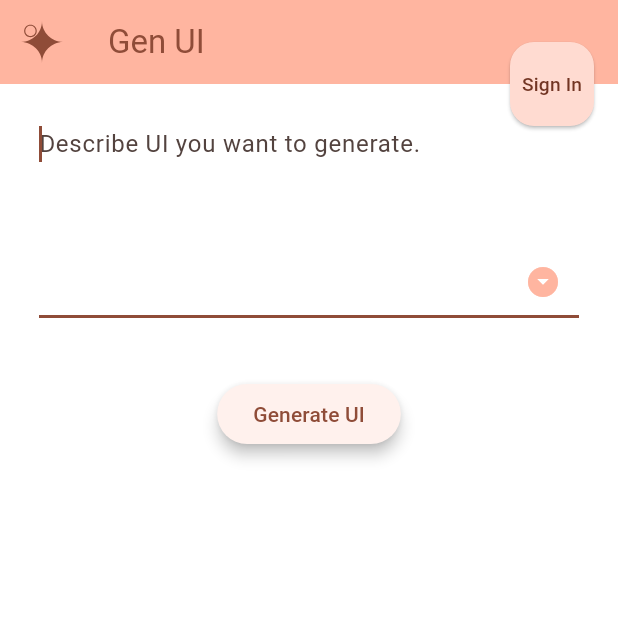
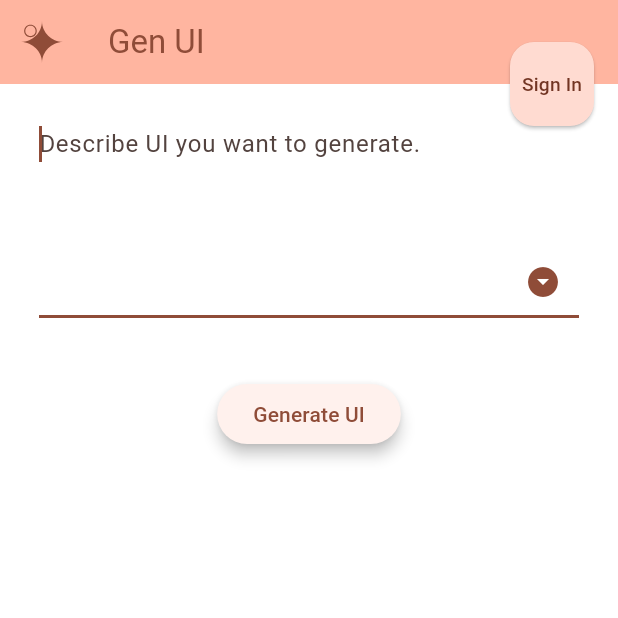
Before and after one commit to polina-c/genui-panel, a Flutter app: the SidebarScreen screen opened by its route, on a phone screen of 412 x 824 dp, the top half of it. Run offline on Flutter 3.47's test engine with Material 3 defaults, Android fonts, the light colour scheme and no system bars; our stand-ins replace flutter_svg, google_sign_in, web; missing offline and left inert: dart:js_interop; statements that could not run were skipped.

Commit message:
Update _prompt_input.dart

```diff
--- a/ui/lib/screens/sidebar/_prompt_input.dart
+++ b/ui/lib/screens/sidebar/_prompt_input.dart
@@ -44,7 +44,7 @@ class _ExampleDropdown extends StatelessWidget {
     return PopupMenuButton<int>(
       tooltip: 'Select example',
       icon: const Icon(Icons.arrow_drop_down_circle),
-      iconColor: Theme.of(context).colorScheme.inversePrimary,
+      iconColor: Theme.of(context).colorScheme.primary,
       itemBuilder: (BuildContext context) {
         return promptExamples.asMap().entries.map((e) {
           return PopupMenuItem<int>(
```
